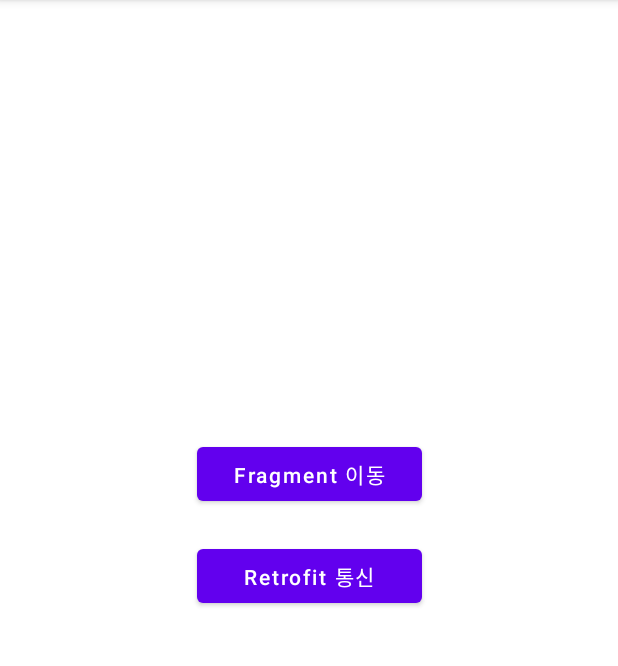
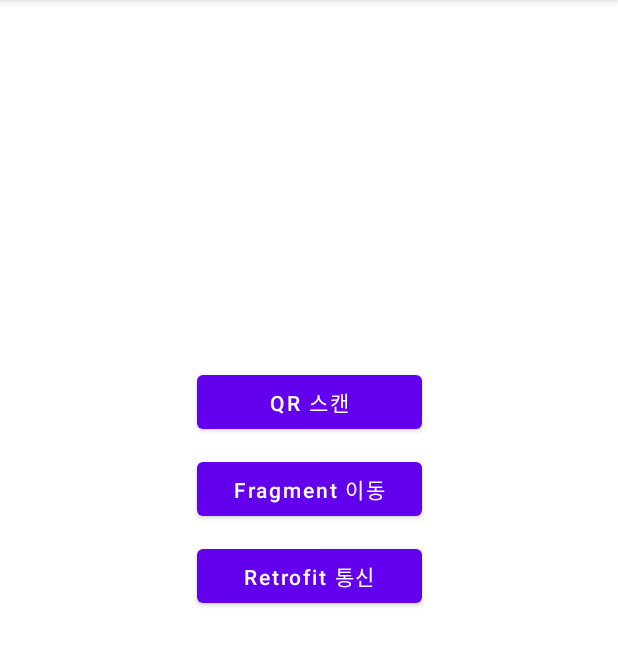
Before and after one commit to daejong-yoo/KotlinTemplate, an Android app: the screen it shows after launch (MainActivity), on a phone screen of 412 x 824 dp, the part 84-750 px from its top. Run offline under Robolectric (Android 15) with nearby library versions, the phone set to English and light mode, and no system bars; our stand-ins replace data binding; libraries missing offline, so code that uses them is left out: com.journeyapps.barcodescanner; pictures from the network do not load.

```diff
--- a/app/build.gradle
+++ b/app/build.gradle
@@ -55,5 +55,6 @@ dependencies {
     implementation 'com.github.bumptech.glide:glide:4.15.1'
     annotationProcessor 'com.github.bumptech.glide:compiler:4.15.1'
 
-
+    //QR Code 관련
+    implementation 'com.journeyapps:zxing-android-embedded:4.3.0'
 }
--- a/app/src/main/AndroidManifest.xml
+++ b/app/src/main/AndroidManifest.xml
@@ -6,6 +6,7 @@
 
     <application
         android:allowBackup="true"
+        android:hardwareAccelerated="true"
         android:dataExtractionRules="@xml/data_extraction_rules"
         android:fullBackupContent="@xml/backup_rules"
         android:icon="@mipmap/ic_launcher"
@@ -26,6 +27,11 @@
 
         <activity android:name="com.example.kotlintemplate.ui.activity.HostFragActivity" />
 
+        <activity
+            android:name="com.journeyapps.barcodescanner.CaptureActivity"
+            android:screenOrientation="portrait"
+            tools:replace="screenOrientation" />
+
     </application>
 
 </manifest>
--- a/app/src/main/java/com/example/kotlintemplate/ui/activity/MainActivity.kt
+++ b/app/src/main/java/com/example/kotlintemplate/ui/activity/MainActivity.kt
@@ -1,6 +1,7 @@
 package com.example.kotlintemplate.ui.activity
 
 import android.content.Intent
+import android.widget.Toast
 import androidx.lifecycle.ViewModelProvider
 import com.example.kotlintemplate.R
 import com.example.kotlintemplate.base.BaseActivity
@@ -12,12 +13,21 @@ import com.example.kotlintemplate.network.model.singlePhoto.SinglePhotoModel
 import com.example.kotlintemplate.network.retrofit.ApiManager
 import com.example.kotlintemplate.util.GLog
 import com.example.kotlintemplate.viewmodel.CustomListViewModel
+import com.journeyapps.barcodescanner.ScanContract
+import com.journeyapps.barcodescanner.ScanOptions
 import retrofit2.Call
 import retrofit2.Callback
 import retrofit2.Response
 
 class MainActivity : BaseActivity<ActivityMainBinding>(R.layout.activity_main) {
     private lateinit var customListViewModel: CustomListViewModel
+    private val mBarCodeLauncher = registerForActivityResult(ScanContract()) { result ->
+        if (result.contents == null) {
+            Toast.makeText(mActivity, "Cancelled", Toast.LENGTH_SHORT).show()
+        } else {
+            Toast.makeText(mActivity, "Scanned : " + result.contents, Toast.LENGTH_SHORT).show()
+        }
+    }
 
     override fun init() {
         initView()
@@ -32,6 +42,11 @@ class MainActivity : BaseActivity<ActivityMainBinding>(R.layout.activity_main) {
 
         binding.btnRetrofit.setOnSingleClickListener {
             requestApi()
+        }
+
+        binding.btnQr.setOnSingleClickListener {
+            GLog.i("qr button onClick")
+            onScanButtonClick()
         }
     }
 
@@ -55,9 +70,16 @@ class MainActivity : BaseActivity<ActivityMainBinding>(R.layout.activity_main) {
         }
     }
 
+    private fun onScanButtonClick() {
+        mBarCodeLauncher.launch(ScanOptions())
+    }
+
     private fun requestApi() {
         ApiManager.requestSinglePhoto().enqueue(object : Callback<SinglePhotoModel> {
-            override fun onResponse(call: Call<SinglePhotoModel>, response: Response<SinglePhotoModel>) {
+            override fun onResponse(
+                call: Call<SinglePhotoModel>,
+                response: Response<SinglePhotoModel>
+            ) {
                 if (response.isSuccessful) {
                     val model: SinglePhotoModel? = response.body()
                     model?.let {
--- a/app/src/main/res/layout/activity_main.xml
+++ b/app/src/main/res/layout/activity_main.xml
@@ -16,10 +16,20 @@
         tools:context=".ui.activity.MainActivity">
 
         <Button
+            android:id="@+id/btn_qr"
+            android:layout_width="150dp"
+            android:layout_height="wrap_content"
+            android:layout_marginBottom="10dp"
+            android:text="QR 스캔"
+            app:layout_constraintBottom_toTopOf="@+id/btn_to_fragment"
+            app:layout_constraintLeft_toLeftOf="@+id/btn_to_fragment"
+            app:layout_constraintRight_toRightOf="@+id/btn_to_fragment" />
+
+        <Button
             android:id="@+id/btn_to_fragment"
             android:layout_width="150dp"
             android:layout_height="wrap_content"
-            android:layout_marginBottom="20dp"
+            android:layout_marginBottom="10dp"
             android:text="Fragment 이동"
             android:textAllCaps="false"
             app:layout_constraintBottom_toTopOf="@+id/btn_retrofit"
```
